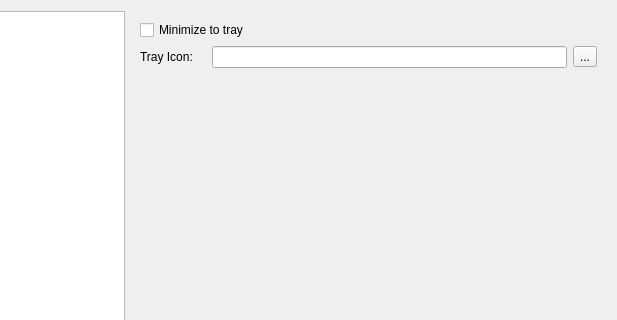
Before: the Qt Designer form app/dlg_preferences.ui in ColinDuquesnoy/MellowPlayer, drawn with Qt 5; both pictures show x 142 to 759 and y 0 to 320 of the 759 by 489 pixel window.
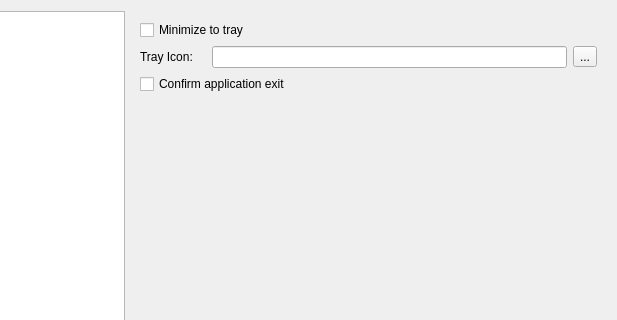
After: the same form once the commit is applied. The open tabs and pages were chosen to show the change. Icons and pictures are not drawn. Custom widgets are drawn as their Qt base class.

Commit message:
Add confirm dialog before quitting the app
and add an option to turn it off

Patch:
```diff
--- a/app/dlg_preferences.ui
+++ b/app/dlg_preferences.ui
@@ -117,6 +117,13 @@
            </item>
           </layout>
          </item>
+         <item>
+          <widget class="QCheckBox" name="checkBoxConfirmQuit">
+           <property name="text">
+            <string>Confirm application exit</string>
+           </property>
+          </widget>
+         </item>
          <item>
           <spacer name="verticalSpacer_2">
            <property name="orientation">
```
Left out of the diff: 2 changed lines with no effect on the pictures. The commit also changes 3 other files.
